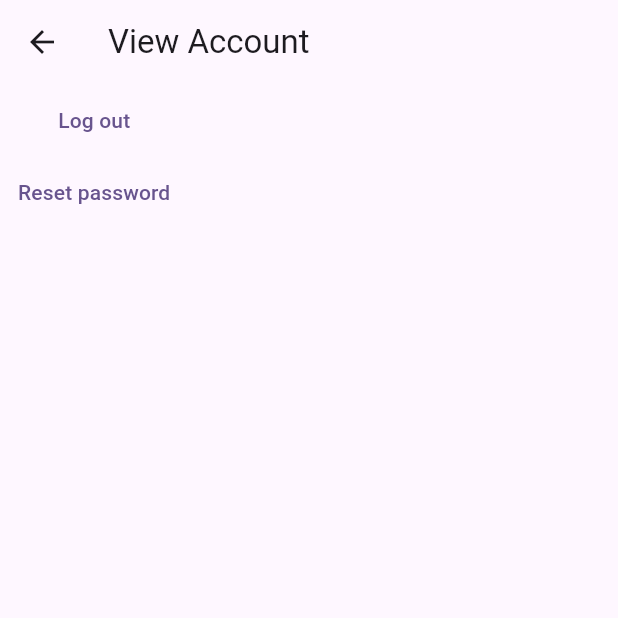
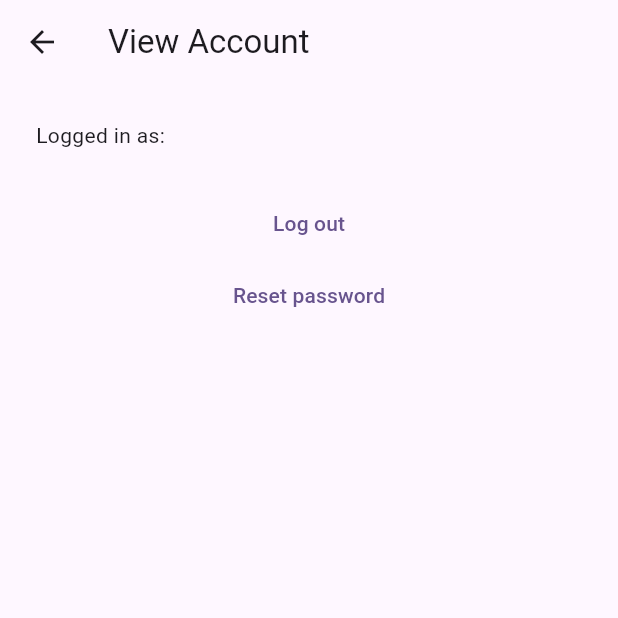
Before and after one commit to zorrokid/nature-photos, a Flutter app: the ViewAccountScreen screen opened directly, on a phone screen of 412 x 824 dp, the top half of it. Run offline on Flutter 3.47's test engine with Material 2 defaults, Android fonts, the light colour scheme and no system bars; our stand-ins replace cached_network_image, cloud_firestore, firebase_auth, firebase_core, firebase_remote_config, firebase_storage and 3 more; missing offline and left inert: exif; accounts and stored records are empty.

Commit message:
refactor for more stable log in-log out flow

```diff
--- a/lib/bindings/view_account_binding.dart
+++ b/lib/bindings/view_account_binding.dart
@@ -1,11 +1,9 @@
 import 'package:get/get.dart';
-import 'package:nature_photos/controllers/view_account_controller.dart';
-import 'package:nature_photos/repositories/authentication_repository.dart';
+import 'package:nature_photos/controllers/user_controller.dart';
 
 class ViewAccountBinding extends Bindings {
   @override
   void dependencies() {
-    Get.lazyPut<ViewAccountController>(() => ViewAccountController());
-    Get.lazyPut<AuthenticationRepository>(() => AuthenticationRepository());
+    Get.lazyPut<UserController>(() => UserController());
   }
 }
--- a/lib/controllers/add_photo_controller.dart
+++ b/lib/controllers/add_photo_controller.dart
@@ -11,7 +11,6 @@
 import 'package:path/path.dart';
 import 'package:image/image.dart' as img;
 
-import '../bindings/start_binding.dart';
 import '../models/exif_data.dart';
 import '../screens/start_screen.dart';
 
@@ -76,7 +75,7 @@
     uploading.value = false;
     Get.snackbar("Upload", "File uploaded");
     imageFile.value = null;
-    Get.to(() => const StartScreen(), binding: StartBinding());
+    Get.to(() => const StartScreen());
   }
 
   Future<Map<String, dynamic>> _readExif() async {
--- a/lib/controllers/logout_controller.dart
+++ /dev/null
@@ -1,12 +0,0 @@
-import 'package:get/get.dart';
-import 'package:nature_photos/repositories/authentication_repository.dart';
-
-class LogOutController extends GetxController {
-  final AuthenticationRepository _authenticationRepository =
-      Get.find<AuthenticationRepository>();
-
-  Future<void> logOut() async {
-    await _authenticationRepository.logOutUser();
-    Get.snackbar("Log out", "Logging user out");
-  }
-}
--- a/lib/controllers/register_user_controller.dart
+++ b/lib/controllers/register_user_controller.dart
@@ -3,7 +3,6 @@
 import 'package:nature_photos/enums.dart';
 import 'package:nature_photos/repositories/authentication_repository.dart';
 
-import '../bindings/start_binding.dart';
 import '../screens/start_screen.dart';
 
 class RegisterUserController extends GetxController {
@@ -32,7 +31,7 @@
         "User registered",
         snackPosition: SnackPosition.BOTTOM,
       );
-      Get.to(() => const StartScreen(), binding: StartBinding());
+      Get.to(() => const StartScreen());
     } on AuthFailure catch (e) {
       error.value = e.message;
       status.value = UserFormStatus.failure;
--- a/lib/controllers/splash_controller.dart
+++ b/lib/controllers/splash_controller.dart
@@ -2,11 +2,9 @@
 import 'package:nature_photos/screens/sign_up_or_sign_in_screen.dart';
 import 'package:nature_photos/screens/start_screen.dart';
 
-import '../bindings/start_binding.dart';
-
 class SplashController extends GetxController {
   void start() {
-    Get.to(() => const StartScreen(), binding: StartBinding());
+    Get.to(() => const StartScreen());
   }
 
   void login() {
--- a/lib/controllers/view_account_controller.dart
+++ /dev/null
@@ -1,11 +0,0 @@
-import 'package:get/get.dart';
-import 'package:nature_photos/repositories/authentication_repository.dart';
-
-class ViewAccountController extends GetxController {
-  ViewAccountController();
-  final AuthenticationRepository _authenticationRepository =
-      Get.find<AuthenticationRepository>();
-  Future<void> logOut() async {
-    await _authenticationRepository.logOutUser();
-  }
-}
--- a/lib/models/upload_file_info.dart
+++ b/lib/models/upload_file_info.dart
@@ -1,5 +1,3 @@
-import 'package:path/path.dart';
-
 import 'exif_data.dart';
 
 class UploadFileInfo {
--- a/lib/screens/start_screen.dart
+++ b/lib/screens/start_screen.dart
@@ -1,11 +1,11 @@
 import 'package:flutter/material.dart';
 import 'package:get/get.dart';
+import 'package:nature_photos/controllers/app_controller.dart';
 
-import '../controllers/start_controller.dart';
 import '../widgets/file_list.dart';
 import '../widgets/default_drawer.dart';
 
-class StartScreen extends GetView<StartController> {
+class StartScreen extends GetView<AppController> {
   const StartScreen({super.key});
 
   @override
--- a/lib/screens/view_account_screen.dart
+++ b/lib/screens/view_account_screen.dart
@@ -1,12 +1,15 @@
 import 'package:flutter/material.dart';
 import 'package:get/get.dart';
 import 'package:nature_photos/bindings/reset_password_binding.dart';
-import 'package:nature_photos/controllers/view_account_controller.dart';
+import 'package:nature_photos/controllers/app_controller.dart';
+import 'package:nature_photos/controllers/user_controller.dart';
 
 import 'reset_password_screen.dart';
 
-class ViewAccountScreen extends GetView<ViewAccountController> {
-  const ViewAccountScreen({super.key});
+class ViewAccountScreen extends GetView<AppController> {
+  ViewAccountScreen({super.key});
+
+  final UserController userController = Get.find<UserController>();
 
   void _navigateToResetPassword() => Get.to(
         () => const ResetPasswordScreen(),
@@ -21,8 +24,22 @@
       appBar: AppBar(
         title: const Text('View Account'),
       ),
-      body: Column(
+      body: userController.firebaseUser.value == null
+          ? const Center(
+              child: Text('Not logged in'),
+            )
+          : Column(
               children: [
+                Container(
+                  margin: const EdgeInsets.all(24),
+                  child: Row(
+                    children: [
+                      const Text('Logged in as: '),
+                      Obx(() =>
+                          Text(userController.firebaseUser.value?.email ?? '')),
+                    ],
+                  ),
+                ),
                 TextButton(
                   onPressed: () => _logOut(),
                   child: const Text('Log out'),
```
Also changed, not shown: lib/bindings/start_binding.dart (deleted, +0 -20 lines), lib/controllers/app_controller.dart (renamed from lib/controllers/start_controller.dart, +31 -34 lines), lib/controllers/login_controller.dart (+7 -2 lines), lib/controllers/user_controller.dart (+0 -18 lines), lib/controllers/view_photo_controller.dart (+10 -1 lines), lib/main.dart (+10 -2 lines), lib/repositories/upload_file_info_repository.dart (+5 -11 lines), lib/screens/view_photo_screen.dart (+27 -12 lines), lib/widgets/default_drawer.dart (+4 -4 lines). Lines whose indentation alone changed are shown as unchanged.
